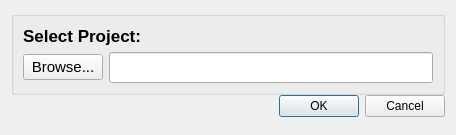
Old version of the form src/gui/open_project.ui in the repository Ecotrust/delphos.
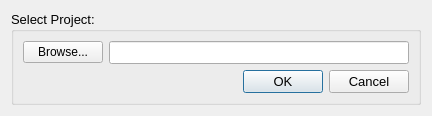
New version of the form.

Diff of the .ui file:
```diff
--- a/src/gui/open_project.ui
+++ b/src/gui/open_project.ui
@@ -5,47 +5,32 @@
    <rect>
     <x>0</x>
     <y>0</y>
-    <width>456</width>
-    <height>135</height>
+    <width>421</width>
+    <height>116</height>
    </rect>
   </property>
+  <property name="font" >
+   <font>
+    <family>Arial</family>
+    <pointsize>9</pointsize>
+   </font>
+  </property>
   <property name="windowTitle" >
    <string>Open Existing Project</string>
   </property>
   <layout class="QHBoxLayout" >
    <item>
-    <layout class="QVBoxLayout" >
-     <item>
-      <layout class="QVBoxLayout" >
-       <property name="spacing" >
-        <number>0</number>
-       </property>
-       <item>
         <widget class="QGroupBox" name="groupBox_4" >
          <property name="font" >
           <font>
            <family>Arial</family>
-           <pointsize>14</pointsize>
+       <pointsize>10</pointsize>
           </font>
          </property>
          <property name="title" >
-          <string/>
-         </property>
-         <layout class="QVBoxLayout" >
-          <item>
-           <widget class="QLabel" name="label" >
-            <property name="font" >
-             <font>
-              <pointsize>13</pointsize>
-              <weight>75</weight>
-              <bold>true</bold>
-             </font>
-            </property>
-            <property name="text" >
              <string>Select Project:</string>
             </property>
-           </widget>
-          </item>
+     <layout class="QVBoxLayout" >
           <item>
            <layout class="QHBoxLayout" >
             <item>
@@ -53,7 +38,7 @@
               <property name="font" >
                <font>
                 <family>Arial</family>
-                <pointsize>11</pointsize>
+            <pointsize>9</pointsize>
                </font>
               </property>
               <property name="text" >
@@ -76,9 +61,6 @@
             </item>
            </layout>
           </item>
-         </layout>
-        </widget>
-       </item>
        <item>
         <layout class="QHBoxLayout" >
          <item>
@@ -104,21 +86,7 @@
         </layout>
        </item>
       </layout>
-     </item>
-     <item>
-      <spacer>
-       <property name="orientation" >
-        <enum>Qt::Vertical</enum>
-       </property>
-       <property name="sizeHint" >
-        <size>
-         <width>20</width>
-         <height>40</height>
-        </size>
-       </property>
-      </spacer>
-     </item>
-    </layout>
+    </widget>
    </item>
   </layout>
  </widget>
```
Lines whose indentation alone changed are shown as unchanged.
